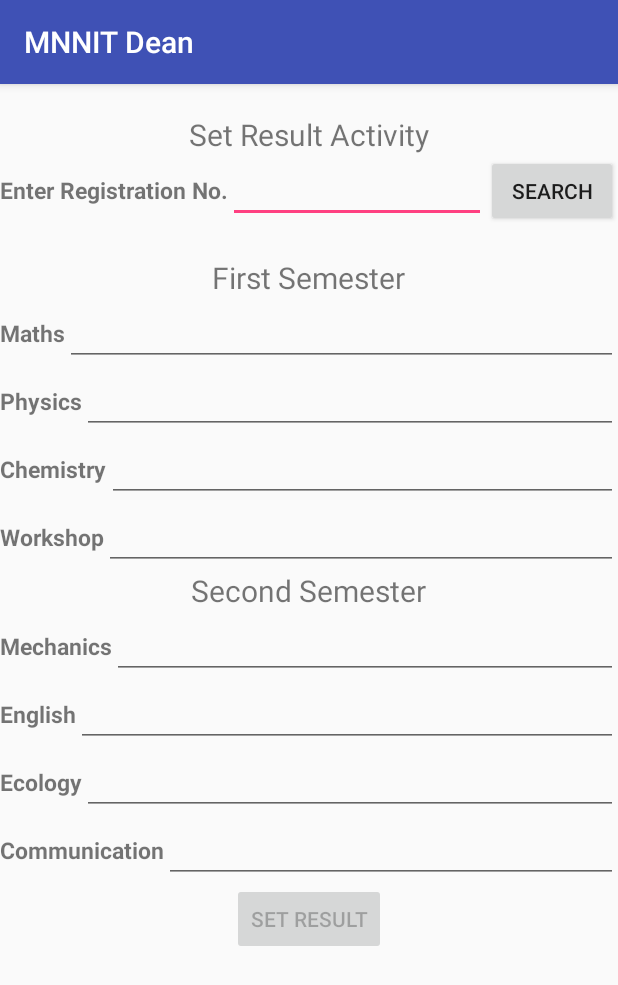
After one commit to harshwall/MNNITDean, an Android app: the adminSetResult screen opened directly, with no data from a screen before it, on a phone screen of 412 x 824 dp. The commit adds this screen. Shown: the top 985 px of the screen. Run offline under Robolectric (Android 15) with nearby library versions, the phone set to English and light mode, and no system bars; our stand-ins replace Firebase (no records; nobody signed in at launch, a user with empty details on screens opened directly).

Commit message:
Set result option works in admin

```diff
--- a/app/src/main/AndroidManifest.xml
+++ b/app/src/main/AndroidManifest.xml
@@ -41,7 +41,8 @@
         <activity android:name=".upfees" />
         <activity android:name=".admnotice" />
         <activity android:name=".downstudent" />
-        <activity android:name=".downadmin"></activity>
+        <activity android:name=".downadmin" />
+        <activity android:name=".adminSetResult"></activity>
     </application>
 
 </manifest>
--- a/app/src/main/java/com/example/mnnit/mnnitdean/adminActivity.java
+++ b/app/src/main/java/com/example/mnnit/mnnitdean/adminActivity.java
@@ -65,6 +65,10 @@ public class adminActivity extends AppCompatActivity {
                     case R.id.fee:
                         Intent fee=new Intent(adminActivity.this,upfees.class);
                         startActivity(fee);
+                        break;
+                    case R.id.setResult:
+                        Intent setResult=new Intent(adminActivity.this,adminSetResult.class);
+                        startActivity(setResult);
                         break;
                     case R.id.signout:
                         auth.signOut();
--- /dev/null
+++ b/app/src/main/java/com/example/mnnit/mnnitdean/adminSetResult.java
@@ -0,0 +1,140 @@
+package com.example.mnnit.mnnitdean;
+
+import android.support.annotation.NonNull;
+import android.support.v7.app.AppCompatActivity;
+import android.os.Bundle;
+import android.view.View;
+import android.widget.Button;
+import android.widget.EditText;
+import android.widget.Toast;
+
+import com.google.firebase.database.DataSnapshot;
+import com.google.firebase.database.DatabaseError;
+import com.google.firebase.database.DatabaseReference;
+import com.google.firebase.database.FirebaseDatabase;
+import com.google.firebase.database.ValueEventListener;
+
+public class adminSetResult extends AppCompatActivity {
+    DatabaseReference rootReference;
+
+    EditText e1,e2,e3,e4,e5,e6,e7,e8,e9;
+    Button search,submit;
+    String uid;
+    int cnt1=1,cnt2=0;
+    @Override
+    protected void onCreate(Bundle savedInstanceState) {
+        super.onCreate(savedInstanceState);
+        setContentView(R.layout.activity_admin_set_result);
+        e1=(EditText)findViewById(R.id.regno);
+        e2=(EditText)findViewById(R.id.maths);
+        e3=(EditText)findViewById(R.id.phy);
+        e4=(EditText)findViewById(R.id.chem);
+        e5=(EditText)findViewById(R.id.workshop);
+        e6=(EditText)findViewById(R.id.mechanics);
+        e7=(EditText)findViewById(R.id.eng);
+        e8=(EditText)findViewById(R.id.eco);
+        e9=(EditText)findViewById(R.id.comm);
+        search=(Button)findViewById(R.id.search);
+        submit=(Button)findViewById(R.id.set);
+        submit.setEnabled(false);
+        rootReference= FirebaseDatabase.getInstance().getReference();
+
+    }
+    //fetching and setting data in fields
+    public void search(View v){
+        if(e1.getText().toString().length()==8)
+        {
+            rootReference.child("uid:").addListenerForSingleValueEvent(new ValueEventListener() {
+                @Override
+                public void onDataChange(@NonNull DataSnapshot dataSnapshot) {
+                    cnt2=(int)dataSnapshot.getChildrenCount();
+                    for (DataSnapshot snapshot : dataSnapshot.getChildren()) {
+                        if (snapshot.getKey().toString().equals(e1.getText().toString())) {
+                            uid u = snapshot.getValue(uid.class);
+                            uid = u.uid;
+                            rootReference.child("Result/Result1:/" + uid).addListenerForSingleValueEvent(new ValueEventListener() {
+                                @Override
+                                public void onDataChange(@NonNull DataSnapshot dataSnapshot) {
+                                    result1 r1 = dataSnapshot.getValue(result1.class);
+                                    e2.setText(r1.maths);
+                                    e3.setText(r1.physics);
+                                    e4.setText(r1.chemistry);
+                                    e5.setText(r1.workshop);
+                                    rootReference.child("Result/Result2:/" + uid).addListenerForSingleValueEvent(new ValueEventListener() {
+                                        @Override
+                                        public void onDataChange(@NonNull DataSnapshot dataSnapshot) {
+                                            result2 r2 = dataSnapshot.getValue(result2.class);
+                                            e6.setText(r2.mechanics);
+                                            e7.setText(r2.english);
+                                            e8.setText(r2.ecology);
+                                            e9.setText(r2.communication);
+                                            submit.setEnabled(true);
+                                            cnt1=1;
+                                            cnt2=0;
+                                        }
+
+                                        @Override
+                                        public void onCancelled(@NonNull DatabaseError databaseError) {
+
+                                        }
+                                    });
+                                }
+
+                                @Override
+                                public void onCancelled(@NonNull DatabaseError databaseError) {
+
+                                }
+                            });
+                        }
+                        else
+                        {
+                            cnt1++;
+                            if(cnt1==cnt2)
+                            {
+                                Toast.makeText(getApplicationContext(),"Student not found",Toast.LENGTH_SHORT).show();
+                                submit.setEnabled(false);
+                                cnt1=1;
+                                cnt2=0;
+                            }
+                        }
+
+
+                    }
+                }
+
+                @Override
+                public void onCancelled(@NonNull DatabaseError databaseError) {
+                    Toast.makeText(getApplicationContext(),"Student not found",Toast.LENGTH_SHORT).show();
+
+                }
+            });
+        }
+        else
+            e1.setError("Enter Registration No.");
+        cnt1=1;
+        cnt2=0;
+    }
+    //uploading data
+    public void setResult(View view) {
+        if (Integer.parseInt(e2.getText().toString())<101&&Integer.parseInt(e3.getText().toString())<101&&Integer.parseInt(e4.getText().toString())<101&&Integer.parseInt(e5.getText().toString())<101&&Integer.parseInt(e6.getText().toString())<101&&Integer.parseInt(e7.getText().toString())<101&&Integer.parseInt(e8.getText().toString())<101&&Integer.parseInt(e9.getText().toString())<101) {
+
+            try {
+                rootReference.child("Result/Result1:/" + uid).child("maths").setValue(e2.getText().toString());
+                rootReference.child("Result/Result1:/" + uid).child("physics").setValue(e3.getText().toString());
+                rootReference.child("Result/Result1:/" + uid).child("chemistry").setValue(e4.getText().toString());
+                rootReference.child("Result/Result1:/" + uid).child("workshop").setValue(e5.getText().toString());
+                rootReference.child("Result/Result2:/" + uid).child("mechanics").setValue(e6.getText().toString());
+                rootReference.child("Result/Result2:/" + uid).child("english").setValue(e7.getText().toString());
+                rootReference.child("Result/Result2:/" + uid).child("ecology").setValue(e8.getText().toString());
+                rootReference.child("Result/Result2:/" + uid).child("communication").setValue(e9.getText().toString());
+                submit.setEnabled(false);
+                Toast.makeText(getApplicationContext(), "Result uploaded successfully", Toast.LENGTH_SHORT).show();
+            } catch (Exception e) {
+                e.printStackTrace();
+            }
+        }
+        else
+            Toast.makeText(getApplicationContext(),"Marks exceed 100",Toast.LENGTH_SHORT).show();
+
+    }
+}
--- /dev/null
+++ b/app/src/main/res/layout/activity_admin_set_result.xml
@@ -0,0 +1,209 @@
+<?xml version="1.0" encoding="utf-8"?>
+<ScrollView xmlns:android="http://schemas.android.com/apk/res/android"
+    xmlns:app="http://schemas.android.com/apk/res-auto"
+    xmlns:tools="http://schemas.android.com/tools"
+    android:layout_width="match_parent"
+    android:layout_height="match_parent"
+    tools:context=".adminSetResult">
+    <LinearLayout
+        android:layout_width="match_parent"
+        android:layout_height="match_parent"
+        android:orientation="vertical">
+    <TextView
+        android:layout_width="wrap_content"
+        android:layout_height="wrap_content"
+        android:layout_gravity="center"
+        android:text="Set Result Activity"
+        android:layout_marginTop="20dp"
+        android:textSize="20dp"/>
+    <LinearLayout
+        android:layout_width="match_parent"
+        android:layout_height="wrap_content"
+        android:orientation="horizontal"
+        android:layout_marginBottom="20dp">
+        <TextView
+            android:layout_width="wrap_content"
+            android:layout_height="wrap_content"
+            android:text="Enter Registration No."
+            android:textSize="15dp"
+            android:textStyle="bold" />
+        <EditText
+            android:layout_width="wrap_content"
+            android:layout_height="wrap_content"
+            android:id="@+id/regno"
+            android:layout_weight="1"
+            android:maxLength="8"
+            android:inputType="number"/>
+        <Button
+            android:layout_width="wrap_content"
+            android:layout_height="wrap_content"
+            android:text="Search"
+            android:onClick="search"
+            android:id="@+id/search"/>
+    </LinearLayout>
+    <TextView
+        android:layout_width="wrap_content"
+        android:layout_height="wrap_content"
+        android:layout_gravity="center"
+        android:text="First Semester"
+        android:textSize="20dp"/>
+    <LinearLayout
+        android:layout_width="match_parent"
+        android:layout_height="wrap_content"
+        android:orientation="horizontal">
+        <TextView
+            android:layout_width="wrap_content"
+            android:layout_height="wrap_content"
+            android:text="Maths"
+            android:textSize="15dp"
+            android:textStyle="bold" />
+        <EditText
+            android:layout_width="wrap_content"
+            android:layout_height="wrap_content"
+            android:id="@+id/maths"
+            android:layout_weight="1"
+            android:inputType="number"
+            android:maxLength="3"/>
+    </LinearLayout>
+    <LinearLayout
+        android:layout_width="match_parent"
+        android:layout_height="wrap_content"
+        android:orientation="horizontal">
+        <TextView
+            android:layout_width="wrap_content"
+            android:layout_height="wrap_content"
+            android:text="Physics"
+            android:textSize="15dp"
+            android:textStyle="bold" />
+        <EditText
+            android:layout_width="wrap_content"
+            android:layout_height="wrap_content"
+            android:id="@+id/phy"
+            android:layout_weight="1"
+            android:inputType="number"
+            android:maxLength="3"/>
+    </LinearLayout>
+    <LinearLayout
+        android:layout_width="match_parent"
+        android:layout_height="wrap_content"
+        android:orientation="horizontal">
+        <TextView
+            android:layout_width="wrap_content"
+            android:layout_height="wrap_content"
+            android:text="Chemistry"
+            android:textSize="15dp"
+            android:textStyle="bold" />
+        <EditText
+            android:layout_width="wrap_content"
+            android:layout_height="wrap_content"
+            android:id="@+id/chem"
+            android:layout_weight="1"
+            android:inputType="number"
+            android:maxLength="3"/>
+    </LinearLayout>
+    <LinearLayout
+        android:layout_width="match_parent"
+        android:layout_height="wrap_content"
+        android:orientation="horizontal">
+        <TextView
+            android:layout_width="wrap_content"
+            android:layout_height="wrap_content"
+            android:text="Workshop"
+            android:textSize="15dp"
+            android:textStyle="bold" />
+        <EditText
+            android:layout_width="wrap_content"
+            android:layout_height="wrap_content"
+            android:id="@+id/workshop"
+            android:layout_weight="1"
+            android:inputType="number"
+            android:maxLength="3"/>
+    </LinearLayout>
+    <TextView
+        android:layout_width="wrap_content"
+        android:layout_height="wrap_content"
+        android:layout_gravity="center"
+        android:text="Second Semester"
+        android:textSize="20dp"/>
+    <LinearLayout
+        android:layout_width="match_parent"
+        android:layout_height="wrap_content"
+        android:orientation="horizontal">
+        <TextView
+            android:layout_width="wrap_content"
+            android:layout_height="wrap_content"
+            android:text="Mechanics"
+            android:textSize="15dp"
+            android:textStyle="bold" />
+        <EditText
+            android:layout_width="wrap_content"
+            android:layout_height="wrap_content"
+            android:id="@+id/mechanics"
+            android:layout_weight="1"
+            android:inputType="number"
+            android:maxLength="3"/>
+    </LinearLayout>
+    <LinearLayout
+        android:layout_width="match_parent"
+        android:layout_height="wrap_content"
+        android:orientation="horizontal">
+        <TextView
+            android:layout_width="wrap_content"
+            android:layout_height="wrap_content"
+            android:text="English"
+            android:textSize="15dp"
+            android:textStyle="bold" />
+        <EditText
+            android:layout_width="wrap_content"
+            android:layout_height="wrap_content"
+            android:id="@+id/eng"
+            android:layout_weight="1"
+            android:inputType="number"
+            android:maxLength="3"/>
+    </LinearLayout>
+    <LinearLayout
+        android:layout_width="match_parent"
+        android:layout_height="wrap_content"
+        android:orientation="horizontal">
+        <TextView
+            android:layout_width="wrap_content"
+            android:layout_height="wrap_content"
+            android:text="Ecology"
+            android:textSize="15dp"
+            android:textStyle="bold" />
+        <EditText
+            android:layout_width="wrap_content"
+            android:layout_height="wrap_content"
+            android:id="@+id/eco"
+            android:layout_weight="1"
+            android:inputType="number"
+            android:maxLength="3"/>
+    </LinearLayout>
+    <LinearLayout
+        android:layout_width="match_parent"
+        android:layout_height="wrap_content"
+        android:orientation="horizontal">
+        <TextView
+            android:layout_width="wrap_content"
+            android:layout_height="wrap_content"
+            android:text="Communication"
+            android:textSize="15dp"
+            android:textStyle="bold" />
+        <EditText
+            android:layout_width="wrap_content"
+            android:layout_height="wrap_content"
+            android:id="@+id/comm"
+            android:layout_weight="1"
+            android:inputType="number"
+            android:maxLength="3"/>
+    </LinearLayout>
+    <Button
+        android:layout_width="wrap_content"
+        android:layout_height="wrap_content"
+        android:layout_gravity="center"
+        android:text="Set Result"
+        android:onClick="setResult"
+        android:id="@+id/set"/>
+    </LinearLayout>
+
+</ScrollView>
--- a/app/src/main/res/menu/adminactivity.xml
+++ b/app/src/main/res/menu/adminactivity.xml
@@ -20,6 +20,9 @@
         android:id="@+id/fee"
         android:title="Upload Fee Structure"/>
     <item
+        android:id="@+id/setResult"
+        android:title="Set Result"/>
+    <item
         android:id="@+id/signout"
         android:title="Sign Out"/>
 
```
